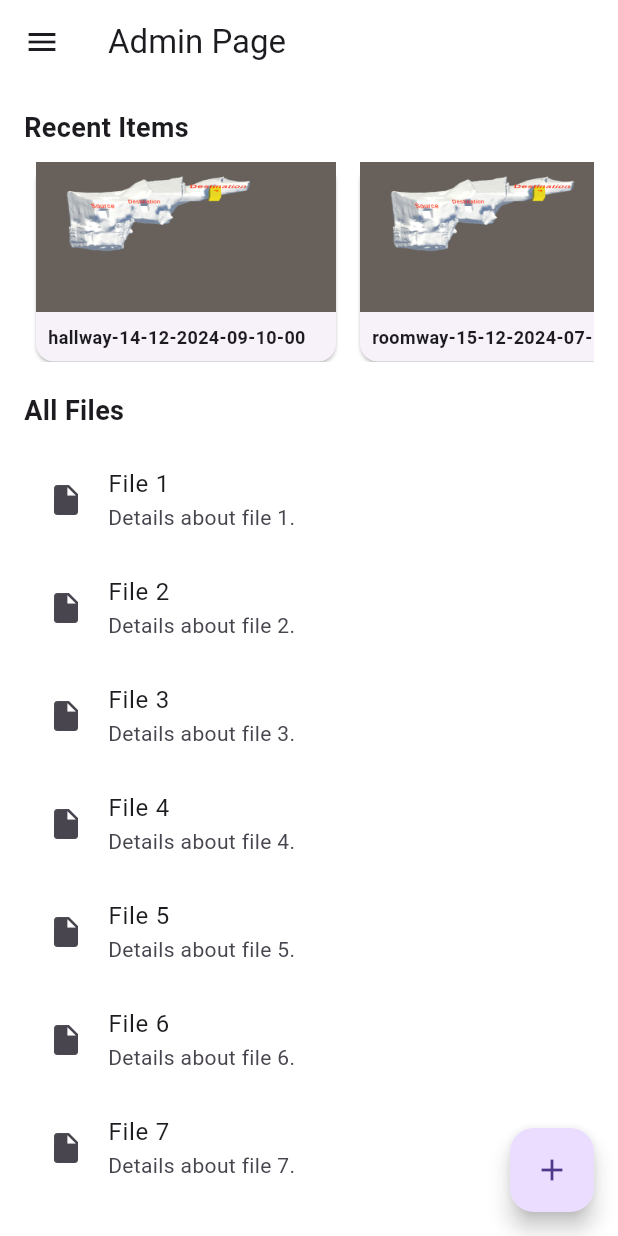
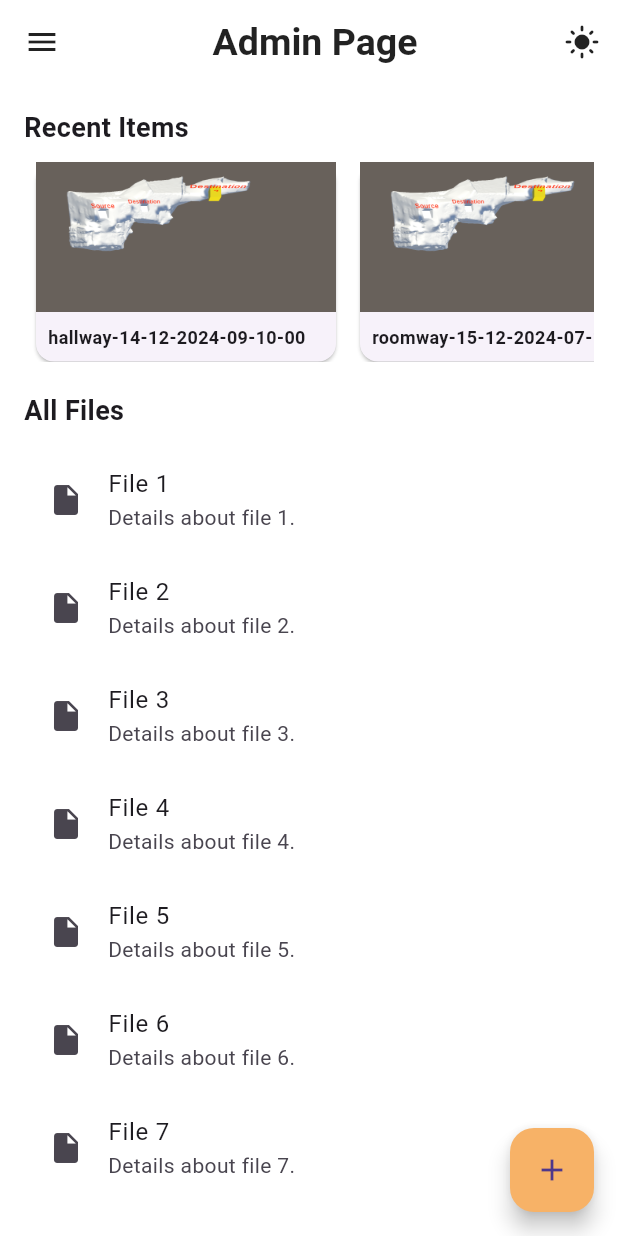
Before and after one commit to maheshp2002/Indoor-Navigation-System-Using-AR-Technology, a Flutter app: the AdminPage screen opened directly, in the side drawer, after a tap on the "add" icon, on a phone screen of 412 x 824 dp. Run offline on Flutter 3.47's test engine with Material 3 defaults, Android fonts, the phone set to English and light mode, and no system bars; our stand-ins replace bot_toast, cloud_firestore, file_picker, firebase_auth, firebase_core, firebase_storage and 3 more; missing offline and left inert: flutter_unity_widget, ulid; accounts and stored records are empty; project files that could hold a hidden picture were left out.

Commit message:
commit before pull

```diff
--- a/directar/lib/adminPage.dart
+++ b/directar/lib/adminPage.dart
@@ -1,3 +1,6 @@
+import 'package:directar/components/commonAppBar.dart';
+import 'package:directar/components/navbar.dart';
+import 'package:directar/theme.dart';
 import 'package:directar/unity/mapEditor.dart';
 import 'package:flutter/material.dart';
 import '3DModel.dart';
@@ -26,59 +29,63 @@ class AdminPage extends StatelessWidget {
     ];
 
     return Scaffold(
-      appBar: AppBar(title: const Text('Admin Page')),
-      drawer: Drawer(
-        child: ListView(
-          padding: EdgeInsets.zero,
-          children: [
-            DrawerHeader(
-              decoration: const BoxDecoration(color: Colors.orange),
-              child: Column(
-                mainAxisAlignment: MainAxisAlignment.center,
-                children: [
-                  Icon(Icons.admin_panel_settings,
-                      size: 60, color: Colors.white),
-                  SizedBox(height: 10),
-                  Text(
-                    'Admin Options',
-                    style: TextStyle(color: Colors.white, fontSize: 20),
-                  ),
-                ],
-              ),
-            ),
-            ListTile(
-              leading: const Icon(Icons.view_in_ar),
-              title: const Text('3D Model'),
-              onTap: () {
-                Navigator.push(
-                  context,
-                  MaterialPageRoute(builder: (context) => const ThreeDModel()),
-                );
-              },
-            ),
-            ListTile(
-              leading: const Icon(Icons.qr_code),
-              title: const Text('QR Codes'),
-              onTap: () {
-                Navigator.push(
-                  context,
-                  MaterialPageRoute(builder: (context) => const QrCode()),
-                );
-              },
-            ),
-            ListTile(
-              leading: const Icon(Icons.logout),
-              title: const Text('Sign Out'),
-              onTap: () {
-                Navigator.push(
-                  context,
-                  MaterialPageRoute(builder: (context) => SignInPage()),
-                );
-              },
-            ),
-          ],
-        ),
+      // drawer: Drawer(
+      //   child: ListView(
+      //     padding: EdgeInsets.zero,
+      //     children: [
+      //       DrawerHeader(
+      //         decoration: const BoxDecoration(color: Colors.orange),
+      //         child: Column(
+      //           mainAxisAlignment: MainAxisAlignment.center,
+      //           children: [
+      //             Icon(Icons.admin_panel_settings,
+      //                 size: 60, color: Colors.white),
+      //             SizedBox(height: 10),
+      //             Text(
+      //               'Admin Options',
+      //               style: TextStyle(color: Colors.white, fontSize: 20),
+      //             ),
+      //           ],
+      //         ),
+      //       ),
+
+      //       ListTile(
+      //         leading: const Icon(Icons.view_in_ar),
+      //         title: const Text('3D Model'),
+      //         onTap: () {
+      //           Navigator.push(
+      //             context,
+      //             MaterialPageRoute(builder: (context) => const ThreeDModel()),
+      //           );
+      //         },
+      //       ),
+      //       ListTile(
+      //         leading: const Icon(Icons.qr_code),
+      //         title: const Text('QR Codes'),
+      //         onTap: () {
+      //           Navigator.push(
+      //             context,
+      //             MaterialPageRoute(builder: (context) => const QrCode()),
+      //           );
+      //         },
+      //       ),
+      //       ListTile(
+      //         leading: const Icon(Icons.logout),
+      //         title: const Text('Sign Out'),
+      //         onTap: () {
+      //           Navigator.push(
+      //             context,
+      //             MaterialPageRoute(builder: (context) => SignInPage()),
+      //           );
+      //         },
+      //       ),
+      //     ],
+      //   ),
+      // ),
+      appBar: const CommonAppBar(
+        title: 'Admin Page',
       ),
+      drawer: NavBar(),
       body: Padding(
         padding: const EdgeInsets.all(16.0),
         child: Column(
@@ -168,12 +175,13 @@ class AdminPage extends StatelessWidget {
       ),
       floatingActionButton: FloatingActionButton(
         onPressed: () {
-           Navigator.push(
-                  context,
-                  MaterialPageRoute(builder: (context) => const MapEditor(mapsDocumentId: null, mapsUrl: null, isEditMode: false)),
-                );
+          //  Navigator.push(
+          //         context,
+          //         MaterialPageRoute(builder: (context) => const MapEditor(mapsDocumentId: null, mapsUrl: null, isEditMode: false)),
+          //       );
         },
         child: const Icon(Icons.add),
+        backgroundColor: AppColors.secondaryColor,
       ),
     );
   }
--- a/directar/lib/components/navbar.dart
+++ b/directar/lib/components/navbar.dart
@@ -1,3 +1,5 @@
+import 'package:directar/config/constants.dart';
+import 'package:directar/services/firebaseService.dart';
 import 'package:flutter/material.dart';
 import 'package:firebase_auth/firebase_auth.dart';
 import 'package:font_awesome_flutter/font_awesome_flutter.dart';
@@ -5,8 +7,24 @@ import 'package:google_sign_in/google_sign_in.dart';
 import '../home.dart';
 import '../sign.dart';
 
-class NavBar extends StatelessWidget {
+class NavBar extends StatefulWidget {
   const NavBar({super.key});
+
+  @override
+  NavBarState createState() => NavBarState();
+}
+
+class NavBarState extends State<NavBar> {
+  String? email = FirebaseAuth.instance.currentUser?.email;
+  String? userRole;
+  final FirebaseService _firebaseService = FirebaseService();
+
+  @override
+  void initState() {
+    super.initState();
+    checkRole();
+    print("role");
+  }
 
   Future<void> _signOut(BuildContext context) async {
     await FirebaseAuth.instance.signOut();
@@ -17,6 +35,14 @@ class NavBar extends StatelessWidget {
         MaterialPageRoute(builder: (context) => SignInPage()),
       );
     }
+  }
+
+  void checkRole() async {
+    var role = await _firebaseService.getUserRole(email!);
+    setState(() {
+      userRole = role;
+    });
+    print("role: ${role}");
   }
 
   @override
@@ -37,14 +63,17 @@ class NavBar extends StatelessWidget {
               style: theme.textTheme.displayLarge,
             ),
           ),
+          if (userRole != null && userRole != AppConstants.adminRole) ...[
             ListTile(
-            leading: Icon(FontAwesomeIcons.house, color: theme.iconTheme.color),
+              leading:
+                  Icon(FontAwesomeIcons.house, color: theme.iconTheme.color),
               title: Text('Home', style: theme.textTheme.bodyLarge),
               onTap: () => Navigator.pushReplacement(
                 context,
                 MaterialPageRoute(builder: (context) => const Home()),
               ),
             ),
+          ],
           ListTile(
             leading: Icon(FontAwesomeIcons.rightFromBracket,
                 color: theme.iconTheme.color),
--- a/directar/lib/home.dart
+++ b/directar/lib/home.dart
@@ -20,7 +20,7 @@ class HomeState extends State<Home> {
       appBar: const CommonAppBar(
         title: 'DirectAr',
       ),
-      drawer: const NavBar(),
+      drawer: NavBar(),
       body: Center(
         child: Text(
           "Home",
```
Also changed, not shown: directar/lib/config/constants.dart (+2 -10 lines). Lines whose indentation alone changed are shown as unchanged.
